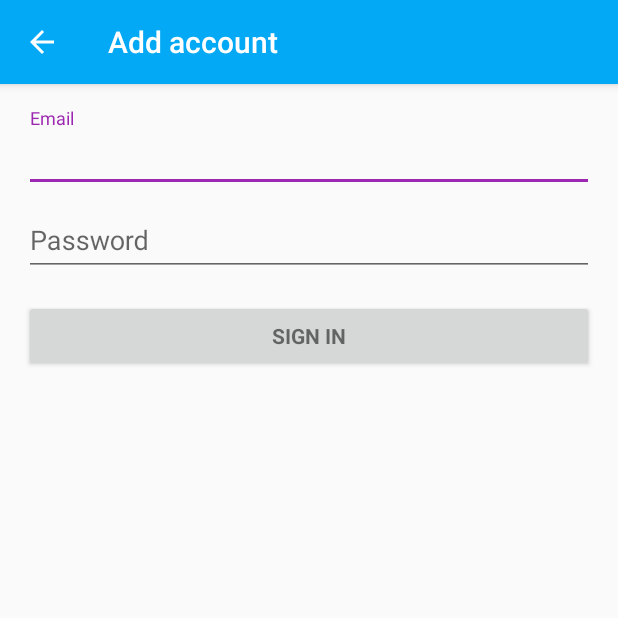
After one commit to SwiftSMS/Android, an Android app: the AddAccountActivity screen opened directly, with no data from a screen before it, on a phone screen of 412 x 824 dp, the top half of it. The commit adds this screen. Run offline under Robolectric (Android 15) with nearby library versions, the phone set to English and light mode, and no system bars.

Commit message:
Generate login activity

```diff
--- a/app/src/main/AndroidManifest.xml
+++ b/app/src/main/AndroidManifest.xml
@@ -28,6 +28,11 @@
         <activity
             android:name=".NetworkSelectionActivity"
             android:parentActivityName=".views.ConversationsActivity" />
+        <activity
+            android:name=".AddAccountActivity"
+            android:label="@string/add_account"
+            android:parentActivityName=".NetworkSelectionActivity" />
+
 
         <!-- Configuration for capturing send SMS responses -->
         <receiver
--- /dev/null
+++ b/app/src/main/res/layout/activity_add_account.xml
@@ -0,0 +1,77 @@
+<LinearLayout xmlns:android="http://schemas.android.com/apk/res/android"
+    xmlns:tools="http://schemas.android.com/tools"
+    android:layout_width="match_parent"
+    android:layout_height="match_parent"
+    android:gravity="center_horizontal"
+    android:orientation="vertical"
+    android:paddingBottom="@dimen/activity_vertical_margin"
+    android:paddingLeft="@dimen/activity_horizontal_margin"
+    android:paddingRight="@dimen/activity_horizontal_margin"
+    android:paddingTop="@dimen/activity_vertical_margin"
+    tools:context="org.swiftsms.AddAccountActivity">
+
+    <!-- Login progress -->
+    <ProgressBar
+        android:id="@+id/login_progress"
+        style="?android:attr/progressBarStyleLarge"
+        android:layout_width="wrap_content"
+        android:layout_height="wrap_content"
+        android:layout_marginBottom="8dp"
+        android:visibility="gone" />
+
+    <ScrollView
+        android:id="@+id/login_form"
+        android:layout_width="match_parent"
+        android:layout_height="match_parent">
+
+        <LinearLayout
+            android:id="@+id/email_login_form"
+            android:layout_width="match_parent"
+            android:layout_height="wrap_content"
+            android:orientation="vertical">
+
+            <android.support.design.widget.TextInputLayout
+                android:layout_width="match_parent"
+                android:layout_height="wrap_content">
+
+                <EditText
+                    android:id="@+id/email"
+                    android:layout_width="match_parent"
+                    android:layout_height="wrap_content"
+                    android:hint="@string/prompt_username"
+                    android:inputType="textEmailAddress"
+                    android:maxLines="1"
+                    android:singleLine="true" />
+
+            </android.support.design.widget.TextInputLayout>
+
+            <android.support.design.widget.TextInputLayout
+                android:layout_width="match_parent"
+                android:layout_height="wrap_content">
+
+                <EditText
+                    android:id="@+id/password"
+                    android:layout_width="match_parent"
+                    android:layout_height="wrap_content"
+                    android:hint="@string/prompt_password"
+                    android:imeActionId="@+id/login"
+                    android:imeActionLabel="@string/action_sign_in"
+                    android:imeOptions="actionUnspecified"
+                    android:inputType="textPassword"
+                    android:maxLines="1"
+                    android:singleLine="true" />
+
+            </android.support.design.widget.TextInputLayout>
+
+            <Button
+                android:id="@+id/email_sign_in_button"
+                style="?android:textAppearanceSmall"
+                android:layout_width="match_parent"
+                android:layout_height="wrap_content"
+                android:layout_marginTop="16dp"
+                android:text="@string/action_sign_in"
+                android:textStyle="bold" />
+
+        </LinearLayout>
+    </ScrollView>
+</LinearLayout>
--- a/app/src/main/res/values/strings.xml
+++ b/app/src/main/res/values/strings.xml
@@ -4,5 +4,12 @@
     <string name="type_your_message">Type your message…</string>
     <string name="send_message">Send Message</string>
     <string name="contact_photo">Contact Photo</string>
-    <string name="add_account">Add Account</string>
+    <string name="add_account">Add account</string>
+
+    <!-- Strings related to login -->
+    <string name="prompt_username">Email</string>
+    <string name="prompt_password">Password</string>
+    <string name="action_sign_in">Sign in</string>
+    <string name="error_login_failed">Login failed</string>
+    <string name="error_field_required">This field is required</string>
 </resources>
```
Also changed, not shown: app/src/main/java/org/swiftsms/AddAccountActivity.java (added, +212 -0 lines), app/src/main/java/org/swiftsms/NetworkSelectionActivity.java (+37 -1 lines).
